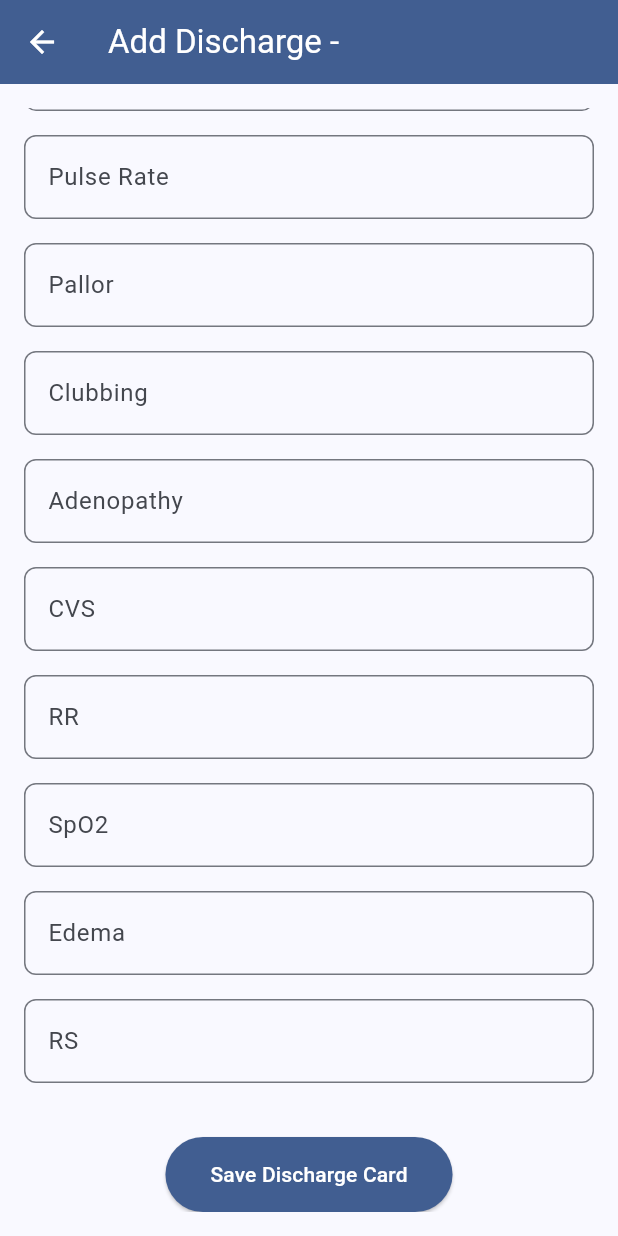
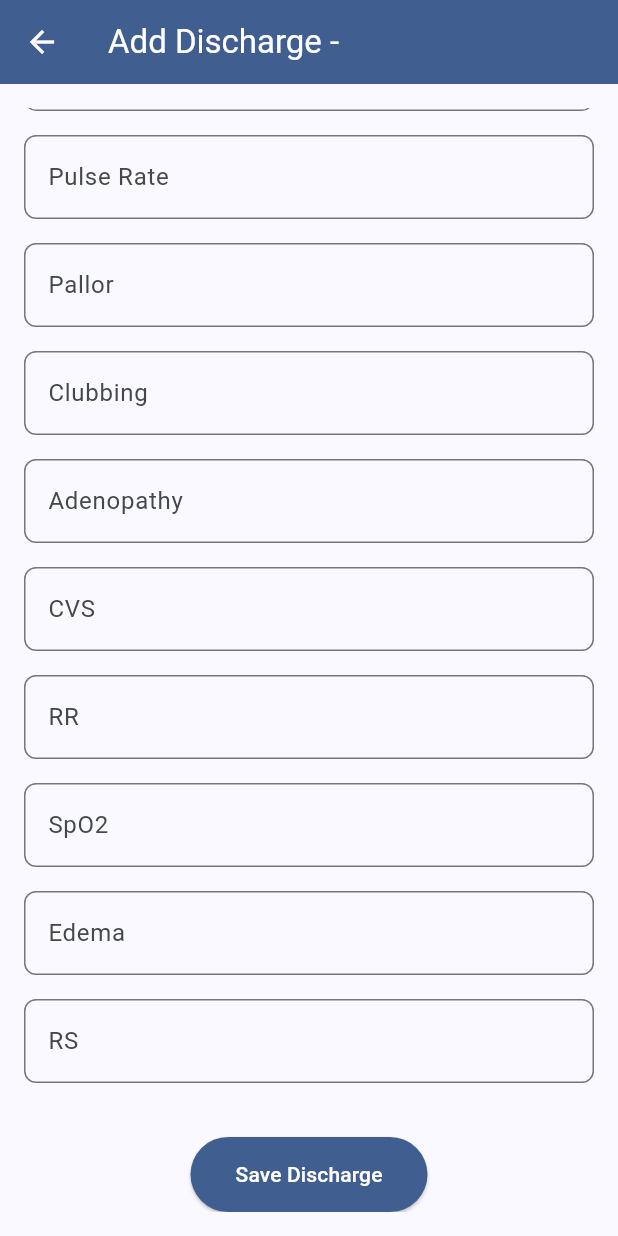
Before and after one commit to cloudregex/appointment_app_flutter, a Flutter app: the AddDischargeCardScreen screen opened directly with empty values, scrolled down 2530 dp, on a phone screen of 412 x 824 dp. Run offline on Flutter 3.47's test engine with Material 3 defaults, Android fonts, the phone set to English and light mode, and no system bars; our stand-ins replace flutter_typeahead, shared_preferences; accounts and stored records are empty.

Commit message:
code update

```diff
--- a/lib/screens/discharge_card/add_discharge_card.dart
+++ b/lib/screens/discharge_card/add_discharge_card.dart
@@ -433,7 +433,7 @@ class _AddDischargeCardScreenState extends State<AddDischargeCardScreen> {
                         vertical: 15,
                       ),
                     ),
-                    child: const Text('Save Discharge Card'),
+                    child: const Text('Save Discharge'),
                   ),
                 ),
               ],
--- a/lib/screens/discharge_card/edit_discharge_card.dart
+++ b/lib/screens/discharge_card/edit_discharge_card.dart
@@ -545,7 +545,7 @@ class _EditDischargeCardScreenState extends State<EditDischargeCardScreen> {
                         vertical: 15,
                       ),
                     ),
-                    child: const Text('Update Discharge Card'),
+                    child: const Text('Update Discharge'),
                   ),
                 ),
               ],
--- a/lib/screens/login_page.dart
+++ b/lib/screens/login_page.dart
@@ -30,14 +30,14 @@ class _LoginPageState extends State<LoginPage> {
           'tenant/login',
           method: 'POST',
           body: {
-            'db_host': '31.97.228.60',
+            'db_host': '103.86.177.211',
             'db_port': '3306',
             'db_name': _dbNameController.text,
             'db_username': _dbUsernameController.text,
             'db_password': _dbPasswordController.text,
           },
         );
-        // 103.86.177.211
+        // 31.97.228.60
 
         final token = data['token'];
         await TokenManager.saveToken(token);
```
